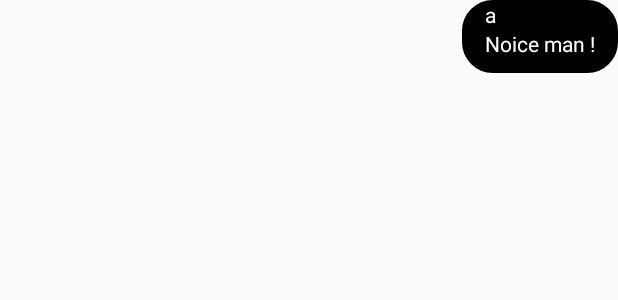
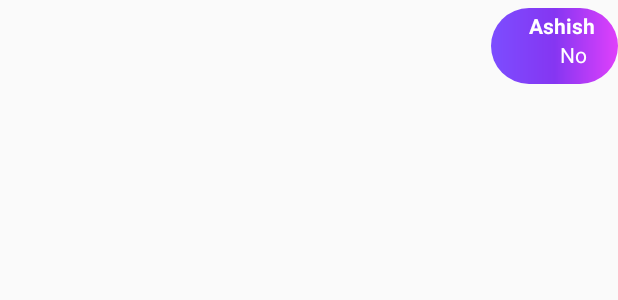
Before and after one commit to ashishguptasanu/Upay-App, an Android app: the layout item_chat_mine.xml on its own in the app's theme, with its tools: preview values and no code run, on a phone screen of 412 x 824 dp. Shown: the top 300 px of the screen. Run offline under Robolectric (Android 15) with nearby library versions, the phone set to English and light mode, and no system bars.

Commit message:
Chat Working

```diff
--- a/app/src/main/AndroidManifest.xml
+++ b/app/src/main/AndroidManifest.xml
@@ -30,7 +30,7 @@
             </intent-filter>
         </activity>
         <service
-            android:name=".MyFirebaseInstanceIDService">
+            android:name=".Network.MyFirebaseInstanceIDService">
             <intent-filter>
                 <action android:name="com.google.firebase.INSTANCE_ID_EVENT"/>
             </intent-filter>
@@ -76,7 +76,9 @@
             android:name=".Activities.ZonalDetails"
             android:label="@string/title_activity_zonal_details"
             android:theme="@style/AppTheme.NoActionBar" />
-        <activity android:name=".Activities.ChatActivity"></activity>
+        <activity android:name=".Activities.ChatActivity"
+            android:label="Center Chat">
+        </activity>
     </application>
 
 </manifest>
--- a/app/src/main/java/volunteer/upay/com/upay/Activities/MyCenterActivity.java
+++ b/app/src/main/java/volunteer/upay/com/upay/Activities/MyCenterActivity.java
@@ -280,7 +280,8 @@ public class MyCenterActivity extends AppCompatActivity implements View.OnClickL
                 showToast("Coming Soon..");
                 break;
             case R.id.card_chat:
-                showToast("Coming Soon..");
+                Intent chatIntent = new Intent(getApplicationContext(), ChatActivity.class);
+                startActivity(chatIntent);
                 break;
         }
     }
--- a/app/src/main/java/volunteer/upay/com/upay/Adapters/ChatRecyclerAdapter.java
+++ b/app/src/main/java/volunteer/upay/com/upay/Adapters/ChatRecyclerAdapter.java
@@ -26,7 +26,7 @@ public class ChatRecyclerAdapter extends RecyclerView.Adapter<RecyclerView.ViewH
 
     public ChatRecyclerAdapter(Context context, List<ChatUser> chats) {
         mChats = chats;
-        context = context;
+        this.context = context;
 
     }
 
@@ -39,7 +39,7 @@ public class ChatRecyclerAdapter extends RecyclerView.Adapter<RecyclerView.ViewH
     public RecyclerView.ViewHolder onCreateViewHolder(ViewGroup parent, int viewType) {
         LayoutInflater layoutInflater = LayoutInflater.from(parent.getContext());
         RecyclerView.ViewHolder viewHolder = null;
-        sharedPreferences = PreferenceManager.getDefaultSharedPreferences(context);
+
         switch (viewType) {
             case VIEW_TYPE_ME:
                 View viewChatMine = layoutInflater.inflate(R.layout.item_chat_mine, parent, false);
@@ -55,6 +55,7 @@ public class ChatRecyclerAdapter extends RecyclerView.Adapter<RecyclerView.ViewH
 
     @Override
     public void onBindViewHolder(RecyclerView.ViewHolder holder, int position) {
+        sharedPreferences = PreferenceManager.getDefaultSharedPreferences(context);
         if (TextUtils.equals(mChats.get(position).getEmail(), sharedPreferences.getString("login_email",""))) {
             configureMyChatViewHolder((MyChatViewHolder) holder, position);
         } else {
@@ -84,6 +85,7 @@ public class ChatRecyclerAdapter extends RecyclerView.Adapter<RecyclerView.ViewH
 
     @Override
     public int getItemViewType(int position) {
+        sharedPreferences = PreferenceManager.getDefaultSharedPreferences(context);
         if (TextUtils.equals(mChats.get(position).getEmail(), sharedPreferences.getString("login_email",""))) {
             return VIEW_TYPE_ME;
         } else {
--- a/app/src/main/java/volunteer/upay/com/upay/Models/ChatUser.java
+++ b/app/src/main/java/volunteer/upay/com/upay/Models/ChatUser.java
@@ -25,6 +25,7 @@ public class ChatUser {
     public String getUpayId() {
         return upayId;
     }
+    public ChatUser(){}
 
 
 
--- a/app/src/main/res/drawable/chat_rounded_other.xml
+++ b/app/src/main/res/drawable/chat_rounded_other.xml
@@ -1,13 +1,10 @@
-<?xml version="1.0" encoding="utf-8"?>
 <shape xmlns:android="http://schemas.android.com/apk/res/android"
     android:shape="rectangle">
-
-    <corners android:radius="20dp" />
-
-    <solid android:color="@color/black" />
-
-    <stroke
-        android:width="1dp"
-        android:color="@color/black" />
-
+    <corners android:radius="25dp"/>
+    <!--  Gradient Bg for listrow -->
+    <gradient
+        android:startColor="#1e88e5"
+        android:centerColor="#FF1E88E5"
+        android:endColor="#FF1E88E5"
+        android:angle="0" />
 </shape>
--- a/app/src/main/res/layout/activity_chat.xml
+++ b/app/src/main/res/layout/activity_chat.xml
@@ -7,6 +7,7 @@
         android:id="@+id/recycler_view_chat"
         android:layout_width="match_parent"
         android:layout_height="match_parent"
+        android:layout_margin="5dp"
         android:layout_above="@+id/linear_layout_chat" />
     <LinearLayout
         android:layout_width="match_parent"
--- a/app/src/main/res/layout/item_chat_mine.xml
+++ b/app/src/main/res/layout/item_chat_mine.xml
@@ -12,29 +12,35 @@
         android:layout_height="wrap_content"
         android:orientation="vertical"
         android:layout_alignParentEnd="true"
-        android:background="@drawable/chat_rounded_other">
+        android:layout_marginLeft="80dp"
+        android:layout_marginTop="5dp"
+        android:paddingTop="2dp"
+        android:paddingLeft="20dp"
+        android:paddingRight="15dp"
+        android:background="@drawable/button_gradient">
         <TextView
             android:id="@+id/text_view_user_name_mine"
             android:layout_width="wrap_content"
             android:layout_height="wrap_content"
             android:layout_alignParentEnd="true"
-            android:gravity="center"
-            android:paddingLeft="15dp"
+            android:layout_gravity="right"
+            android:paddingLeft="5dp"
             android:textAllCaps="false"
             android:textColor="@color/white"
-            tools:text="a" />
+            android:textStyle="bold"
+            tools:text="Ashish" />
         <TextView
             android:id="@+id/text_view_chat_message_mine"
             android:layout_width="wrap_content"
             android:layout_height="wrap_content"
             android:layout_toStartOf="@+id/text_view_user_alphabet"
-            android:paddingLeft="15dp"
-            android:paddingRight="15dp"
-
+            android:paddingLeft="5dp"
+            android:paddingRight="5dp"
+            android:layout_gravity="right"
             android:paddingBottom="10dp"
             android:textAppearance="?android:attr/textAppearanceSmall"
             android:textColor="@color/white"
-            tools:text="Noice man !" />
+            tools:text="No" />
 
     </LinearLayout>
 
```
Also changed, not shown: app/src/main/java/volunteer/upay/com/upay/Activities/ChatActivity.java (+62 -1 lines), app/src/main/res/drawable/chat_rounded_mine.xml (+7 -10 lines), app/src/main/res/layout/item_chat_other.xml (+12 -8 lines).
